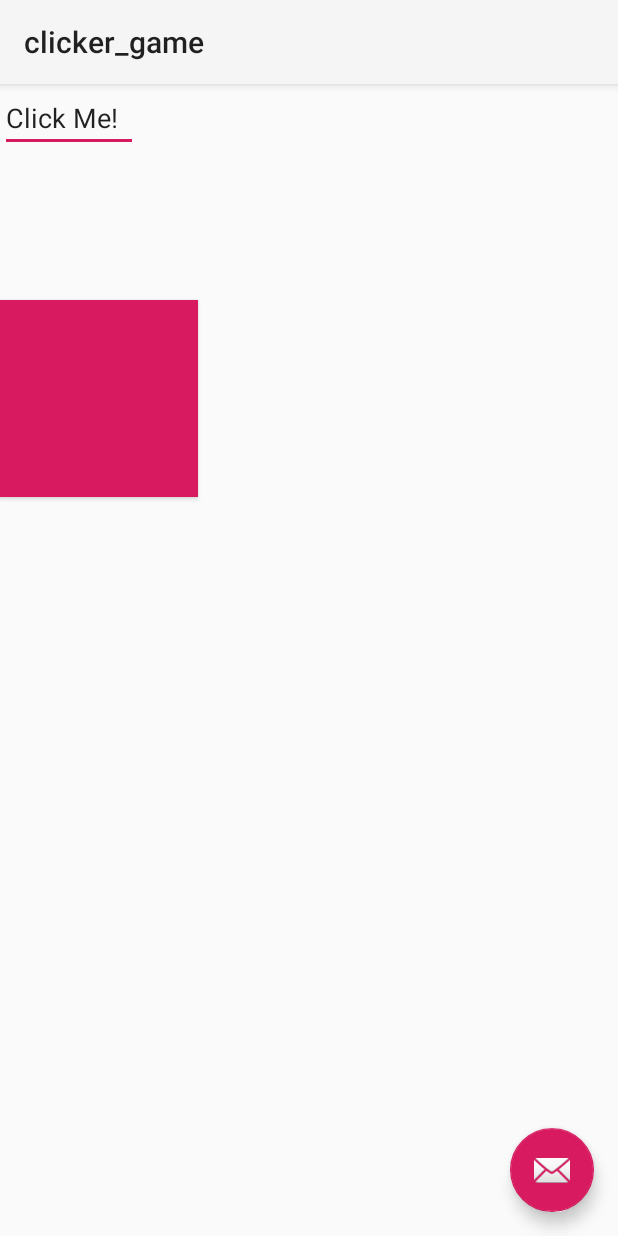
After one commit to dsscientist/HappyApp, an Android app: the clicker_game screen opened directly, with no data from a screen before it, on a phone screen of 412 x 824 dp. The commit adds this screen. Run offline under Robolectric (Android 15) with nearby library versions, the phone set to English and light mode, and no system bars.

```diff
--- a/app/build.gradle
+++ b/app/build.gradle
@@ -22,6 +22,7 @@ dependencies {
     implementation fileTree(dir: 'libs', include: ['*.jar'])
     implementation 'com.android.support:appcompat-v7:28.0.0'
     implementation 'com.android.support.constraint:constraint-layout:1.1.3'
+    implementation 'com.android.support:design:28.0.0'
     testImplementation 'junit:junit:4.12'
     androidTestImplementation 'com.android.support.test:runner:1.0.2'
     androidTestImplementation 'com.android.support.test.espresso:espresso-core:3.0.2'
--- a/app/src/main/AndroidManifest.xml
+++ b/app/src/main/AndroidManifest.xml
@@ -16,6 +16,15 @@
                 <category android:name="android.intent.category.LAUNCHER" />
             </intent-filter>
         </activity>
+        <activity
+            android:name=".Game"
+            android:label="@string/title_activity_game"
+            android:theme="@style/AppTheme" />
+        <activity
+            android:name=".clicker_game"
+            android:label="@string/title_activity_clicker_game"
+            android:theme="@style/AppTheme"></activity>
+
     </application>
 
 </manifest>
--- /dev/null
+++ b/app/src/main/java/edu/washington/cs/happyapp/Game.java
@@ -0,0 +1,29 @@
+package edu.washington.cs.happyapp;
+
+import android.os.Bundle;
+import android.support.design.widget.FloatingActionButton;
+import android.support.design.widget.Snackbar;
+import android.support.v7.app.AppCompatActivity;
+import android.support.v7.widget.Toolbar;
+import android.view.View;
+
+public class Game extends AppCompatActivity {
+
+    @Override
+    protected void onCreate(Bundle savedInstanceState) {
+        super.onCreate(savedInstanceState);
+        setContentView(R.layout.activity_game);
+        Toolbar toolbar = (Toolbar) findViewById(R.id.toolbar);
+        setSupportActionBar(toolbar);
+
+        FloatingActionButton fab = (FloatingActionButton) findViewById(R.id.fab);
+        fab.setOnClickListener(new View.OnClickListener() {
+            @Override
+            public void onClick(View view) {
+                Snackbar.make(view, "Replace with your own action", Snackbar.LENGTH_LONG)
+                        .setAction("Action", null).show();
+            }
+        });
+    }
+
+}
--- /dev/null
+++ b/app/src/main/java/edu/washington/cs/happyapp/clicker_game.java
@@ -0,0 +1,33 @@
+package edu.washington.cs.happyapp;
+
+import android.os.Bundle;
+import android.support.design.widget.FloatingActionButton;
+import android.support.design.widget.Snackbar;
+import android.support.v7.app.AppCompatActivity;
+import android.support.v7.widget.Toolbar;
+import android.view.View;
+
+public class clicker_game extends AppCompatActivity {
+
+    @Override
+    protected void onCreate(Bundle savedInstanceState) {
+        super.onCreate(savedInstanceState);
+        setContentView(R.layout.activity_clicker_game);
+        Toolbar toolbar = (Toolbar) findViewById(R.id.toolbar);
+        setSupportActionBar(toolbar);
+
+        FloatingActionButton fab = (FloatingActionButton) findViewById(R.id.fab);
+        fab.setOnClickListener(new View.OnClickListener() {
+            @Override
+            public void onClick(View view) {
+                Snackbar.make(view, "Replace with your own action", Snackbar.LENGTH_LONG)
+                        .setAction("Action", null).show();
+            }
+        });
+
+
+    }
+
+
+
+}
--- /dev/null
+++ b/app/src/main/res/layout/activity_clicker_game.xml
@@ -0,0 +1,33 @@
+<?xml version="1.0" encoding="utf-8"?>
+<android.support.design.widget.CoordinatorLayout xmlns:android="http://schemas.android.com/apk/res/android"
+    xmlns:app="http://schemas.android.com/apk/res-auto"
+    xmlns:tools="http://schemas.android.com/tools"
+    android:layout_width="match_parent"
+    android:layout_height="match_parent"
+    tools:context=".clicker_game">
+
+    <android.support.design.widget.AppBarLayout
+        android:layout_width="match_parent"
+        android:layout_height="wrap_content"
+        android:theme="@style/Theme.AppCompat.Light.NoActionBar">
+
+        <android.support.v7.widget.Toolbar
+            android:id="@+id/toolbar"
+            android:layout_width="match_parent"
+            android:layout_height="?attr/actionBarSize"
+            android:background="?attr/colorPrimary"
+            app:popupTheme="@style/AppTheme.PopupOverlay" />
+
+    </android.support.design.widget.AppBarLayout>
+
+    <include layout="@layout/content_clicker_game" />
+
+    <android.support.design.widget.FloatingActionButton
+        android:id="@+id/fab"
+        android:layout_width="wrap_content"
+        android:layout_height="wrap_content"
+        android:layout_gravity="bottom|end"
+        android:layout_margin="@dimen/fab_margin"
+        app:srcCompat="@android:drawable/ic_dialog_email" />
+
+</android.support.design.widget.CoordinatorLayout>
--- /dev/null
+++ b/app/src/main/res/layout/content_clicker_game.xml
@@ -0,0 +1,30 @@
+<?xml version="1.0" encoding="utf-8"?>
+<android.support.constraint.ConstraintLayout xmlns:android="http://schemas.android.com/apk/res/android"
+    xmlns:app="http://schemas.android.com/apk/res-auto"
+    xmlns:tools="http://schemas.android.com/tools"
+    android:layout_width="match_parent"
+    android:layout_height="match_parent"
+    app:layout_behavior="@string/appbar_scrolling_view_behavior"
+    tools:context=".clicker_game"
+    tools:showIn="@layout/activity_clicker_game">
+
+    <Button
+        android:id="@+id/button2"
+        style="@style/Widget.AppCompat.Button.Small"
+        android:layout_width="132dp"
+        android:layout_height="131dp"
+        android:layout_marginTop="144dp"
+        android:background="@color/colorAccent"
+        app:layout_constraintTop_toTopOf="parent"
+        tools:layout_editor_absoluteX="126dp" />
+
+    <EditText
+        android:id="@+id/click_Me"
+        android:layout_width="92dp"
+        android:layout_height="wrap_content"
+        android:ems="10"
+        android:inputType="textPersonName"
+        android:text="Click Me!"
+        tools:layout_editor_absoluteX="146dp"
+        tools:layout_editor_absoluteY="0dp" />
+</android.support.constraint.ConstraintLayout>
--- a/app/src/main/res/values/colors.xml
+++ b/app/src/main/res/values/colors.xml
@@ -2,5 +2,5 @@
 <resources>
     <color name="colorPrimary">#008577</color>
     <color name="colorPrimaryDark">#00574B</color>
-    <color name="colorAccent">#D81B60</color>
+    <color name="colorAccent">#d81b60</color>
 </resources>
--- /dev/null
+++ b/app/src/main/res/values/dimens.xml
@@ -0,0 +1,3 @@
+<resources>
+    <dimen name="fab_margin">16dp</dimen>
+</resources>
--- a/app/src/main/res/values/strings.xml
+++ b/app/src/main/res/values/strings.xml
@@ -2,4 +2,6 @@
     <string name="app_name">HappyApp</string>
     <string name="app_title">HAPPY APP</string>
     <string name="enter_button">ENTER</string>
+    <string name="title_activity_game">Game</string>
+    <string name="title_activity_clicker_game">clicker_game</string>
 </resources>
--- a/app/src/main/res/values/styles.xml
+++ b/app/src/main/res/values/styles.xml
@@ -1,6 +1,6 @@
 <resources>
 
-    <!-- Base application theme. -->
+    <!-- Base application theme. -->NoActionBar
     <style name="AppTheme" parent="Theme.AppCompat.Light.NoActionBar">
         <!-- Customize your theme here. -->
         <item name="colorPrimary">@color/colorPrimary</item>
@@ -8,4 +8,8 @@
         <item name="colorAccent">@color/colorAccent</item>
     </style>
 
+    <style name="AppTheme.AppBarOverlay" parent="ThemeOverlay.AppCompat.Dark.ActionBar" />
+
+    <style name="AppTheme.PopupOverlay" parent="ThemeOverlay.AppCompat.Light" />
+
 </resources>
```
